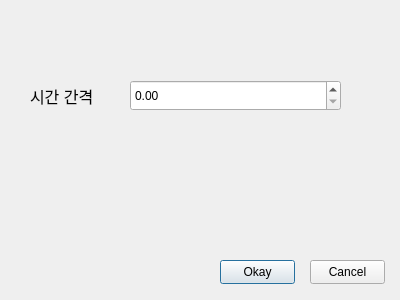
gkdisdhfl1/PowerSimulator, file SettingsDialog.ui: the form before one commit.
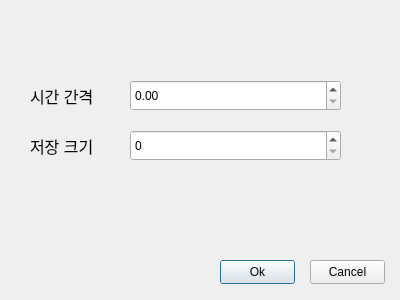
The form after the commit.

Patch:
```diff
--- a/SettingsDialog.ui
+++ b/SettingsDialog.ui
@@ -23,7 +23,7 @@
     </rect>
    </property>
    <property name="text">
-    <string>Okay</string>
+    <string>Ok</string>
    </property>
   </widget>
   <widget class="QPushButton" name="pushButton_2">
@@ -67,6 +67,34 @@
     </rect>
    </property>
   </widget>
+  <widget class="QLabel" name="label_2">
+   <property name="geometry">
+    <rect>
+     <x>30</x>
+     <y>130</y>
+     <width>71</width>
+     <height>31</height>
+    </rect>
+   </property>
+   <property name="font">
+    <font>
+     <pointsize>12</pointsize>
+    </font>
+   </property>
+   <property name="text">
+    <string>저장 크기</string>
+   </property>
+  </widget>
+  <widget class="QSpinBox" name="maxSizeSpinBox">
+   <property name="geometry">
+    <rect>
+     <x>130</x>
+     <y>130</y>
+     <width>211</width>
+     <height>31</height>
+    </rect>
+   </property>
+  </widget>
  </widget>
  <resources/>
  <connections/>
```
Left out of the diff: 44 changed lines with no effect on the pictures.
